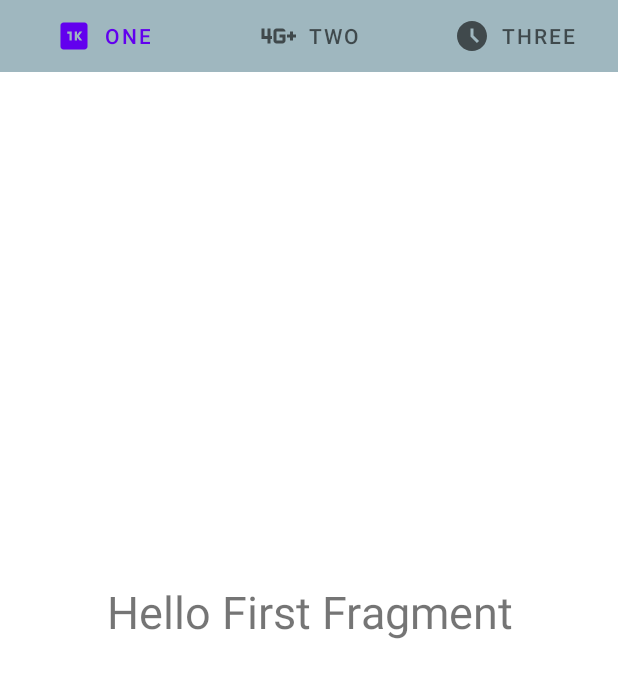
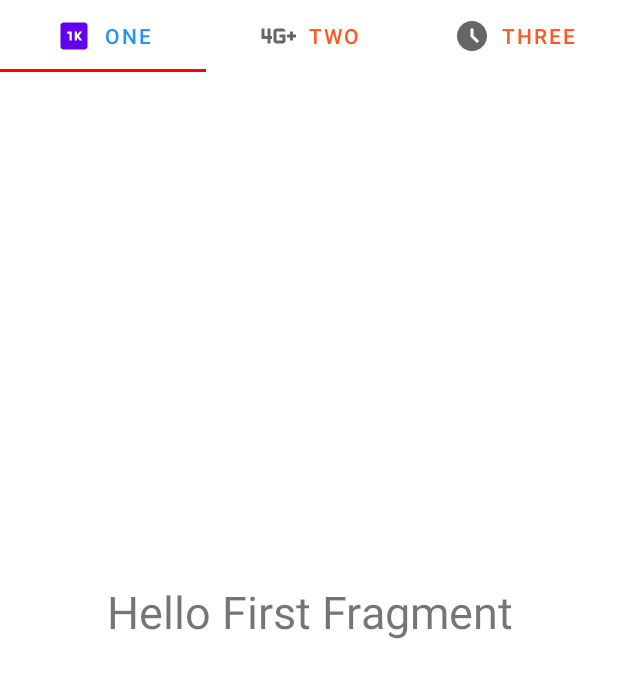
Before and after one commit to duongkiemhao/ss_training, an Android app: the screen it shows after launch (MainActivity), on a phone screen of 412 x 824 dp, the part 84-782 px from its top. Run offline under Robolectric (Android 15) with nearby library versions, the phone set to English and light mode, and no system bars; our stand-ins replace data binding.

```diff
--- /dev/null
+++ b/Hao_Activity_3_Fixed/app/src/main/res/drawable/change_color_tab.xml
@@ -0,0 +1,5 @@
+<?xml version="1.0" encoding="utf-8"?>
+<selector xmlns:android="http://schemas.android.com/apk/res/android">
+    <item android:state_checked="true" android:drawable="@color/black" />
+    <item android:state_checked="false" android:drawable="@color/white" />
+</selector>
--- a/Hao_Activity_3_Fixed/app/src/main/res/layout/activity_main.xml
+++ b/Hao_Activity_3_Fixed/app/src/main/res/layout/activity_main.xml
@@ -15,8 +15,13 @@
         android:layout_width="match_parent"
         android:layout_height="wrap_content"
         android:background="#7367"
-        app:tabIndicatorHeight="0dp"
+        app:tabSelectedTextColor="@color/HoloBlue"
+        app:tabTextColor="#FF5722"
+        app:tabIndicatorHeight="2dp"
         app:tabInlineLabel="true"
+        app:tabBackground="@drawable/change_color_tab"
+        app:tabIndicatorColor="#FD0000"
+
         >
 
     </com.google.android.material.tabs.TabLayout>
--- a/Hao_Activity_3_Fixed/app/src/main/res/values/colors.xml
+++ b/Hao_Activity_3_Fixed/app/src/main/res/values/colors.xml
@@ -7,4 +7,6 @@
     <color name="teal_700">#FF018786</color>
     <color name="black">#FF000000</color>
     <color name="white">#FFFFFFFF</color>
+    <color name="HoloGreen">#4CAF50</color>
+    <color name="HoloBlue">#2196F3</color>
 </resources>
```
